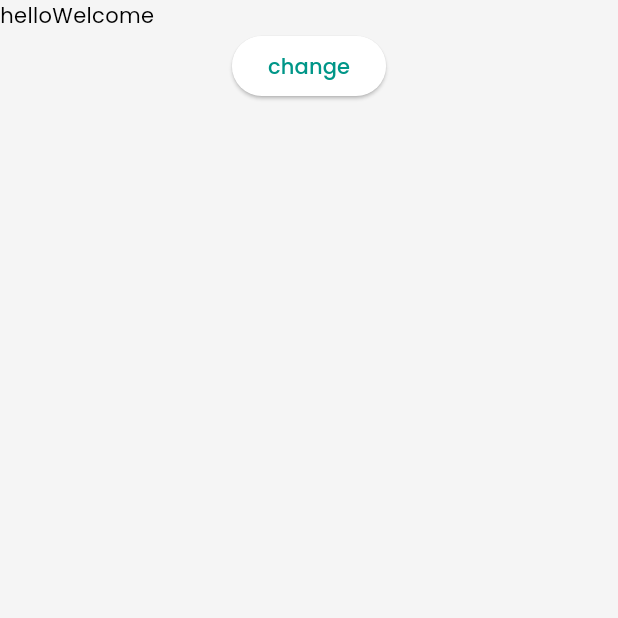
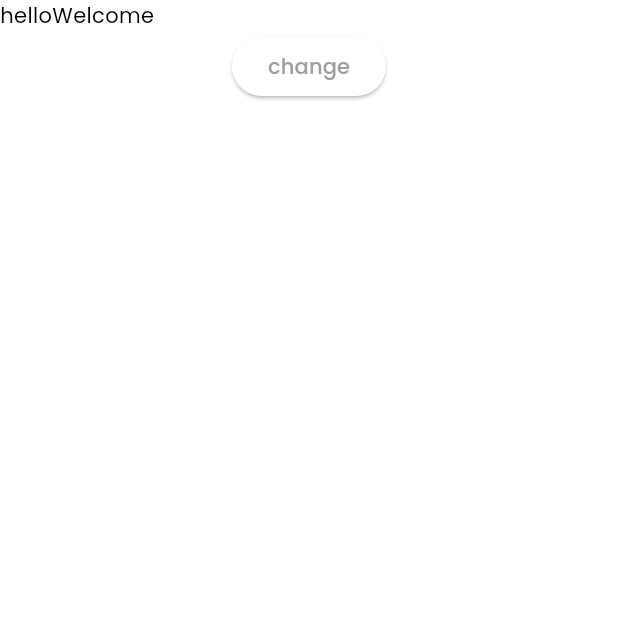
Before and after one commit to OmarAfifi-CSE/depi-flutter-graduation-project, a Flutter app: the screen it shows after launch, on a phone screen of 412 x 824 dp, the top half of it. Run offline on Flutter 3.47's test engine with Material 3 defaults, Android fonts, the phone set to English and light mode, and no system bars; our stand-ins replace go_router, shared_preferences.

Commit message:
refactor project structure

```diff
--- a/lib/styling/app_colors.dart
+++ b/lib/styling/app_colors.dart
@@ -1,6 +1,11 @@
 import 'package:flutter/material.dart';
 
 class AppColors {
-  static const Color primaryColor = Colors.white;
-  static const Color secondaryColor = Colors.black;
+  static const Color whiteColor = Colors.white;
+  static const Color blackColor = Colors.black;
+  static const Color textFieldFillColor = Color(0xffF3F4F5);
+  static const Color textFieldColor = Color(0xffAAAAAA);
+  static const Color secondryTextColor = Color(0xff666666);
+  static const Color cardColor = Color(0xffDDDDDD);
+  static const Color containerBorderColor = Color(0xff888888);
 }
--- a/lib/styling/app_text_styles.dart
+++ b/lib/styling/app_text_styles.dart
@@ -5,14 +5,14 @@ import 'app_fonts.dart';
 
 class AppTextStyles {
   static TextStyle primaryHeadlineStyle = TextStyle(
-    color: AppColors.primaryColor,
+    color: AppColors.blackColor,
     fontFamily: AppFonts.mainFontName,
     fontSize: 30,
     fontWeight: FontWeight.bold,
   );
 
   static TextStyle subtitlesStyle = TextStyle(
-    color: AppColors.secondaryColor,
+    color: AppColors.blackColor,
     fontFamily: AppFonts.mainFontName,
     fontSize: 16,
     fontWeight: FontWeight.w400,
@@ -21,13 +21,13 @@ class AppTextStyles {
   // Example:
   // for themes
   static TextStyle whiteTitleMediumTextStyle = TextStyle(
-    color: AppColors.primaryColor,
+    color: AppColors.blackColor,
     fontFamily: AppFonts.mainFontName,
     fontSize: 20,
     fontWeight: FontWeight.bold,
   );
   static TextStyle blackTitleMediumTextStyle = TextStyle(
-    color: AppColors.secondaryColor,
+    color: AppColors.blackColor,
     fontFamily: AppFonts.mainFontName,
     fontSize: 20,
     fontWeight: FontWeight.bold,
--- a/lib/styling/app_themes.dart
+++ b/lib/styling/app_themes.dart
@@ -7,16 +7,8 @@ import 'app_text_styles.dart';
 // Example:
 class AppThemes {
   static final lightTheme = ThemeData(
-    scaffoldBackgroundColor: Colors.grey[100],
-    bottomNavigationBarTheme: BottomNavigationBarThemeData(
-      selectedItemColor: AppColors.primaryColor,
-      unselectedItemColor: Colors.grey[600],
-      backgroundColor: AppColors.primaryColor,
-      showSelectedLabels: false,
-      showUnselectedLabels: false,
-      type: BottomNavigationBarType.fixed,
-    ),
-    primaryColor: AppColors.primaryColor,
+    scaffoldBackgroundColor: AppColors.whiteColor,
+    primaryColor: AppColors.blackColor,
     fontFamily: AppFonts.mainFontName,
 
     textTheme: TextTheme(
@@ -25,12 +17,12 @@ class AppThemes {
     ),
 
     buttonTheme: const ButtonThemeData(
-      buttonColor: AppColors.primaryColor,
-      disabledColor: AppColors.secondaryColor,
+      buttonColor: AppColors.whiteColor,
+      disabledColor: AppColors.whiteColor,
     ),
 
     colorScheme: ColorScheme.fromSwatch(
-      primarySwatch: Colors.teal,
+      primarySwatch: Colors.grey,
     ).copyWith(secondary: Colors.white),
 
     splashColor: Colors.transparent,
@@ -41,19 +33,11 @@ class AppThemes {
   // ---------------------------------------------------------
 
   static final darkTheme = ThemeData(
-    scaffoldBackgroundColor: Colors.grey[900],
-    bottomNavigationBarTheme: BottomNavigationBarThemeData(
-      selectedItemColor: AppColors.primaryColor,
-      unselectedItemColor: Colors.grey[600],
-      backgroundColor: AppColors.secondaryColor,
-      showSelectedLabels: false,
-      showUnselectedLabels: false,
-      type: BottomNavigationBarType.fixed,
-    ),
-    primaryColor: AppColors.primaryColor,
+    scaffoldBackgroundColor: AppColors.blackColor,
+    primaryColor: AppColors.whiteColor,
 
     colorScheme: const ColorScheme.dark(
-      primary: AppColors.primaryColor,
+      primary: AppColors.whiteColor,
       secondary: Colors.tealAccent,
       brightness: Brightness.dark,
     ),
@@ -65,8 +49,8 @@ class AppThemes {
       titleMedium: AppTextStyles.whiteTitleMediumTextStyle,
     ),
     buttonTheme: const ButtonThemeData(
-      buttonColor: AppColors.primaryColor,
-      disabledColor: AppColors.secondaryColor,
+      buttonColor: AppColors.whiteColor,
+      disabledColor: AppColors.blackColor,
     ),
 
     splashColor: Colors.transparent,
```
Also changed, not shown: lib/auth/signin_screen.dart (added, +10 -0 lines), lib/models/user_model.dart (added, +27 -0 lines), lib/views/onboarding_screen.dart (added, +10 -0 lines), lib/widgets/custom_widget.dart (added, +10 -0 lines).
